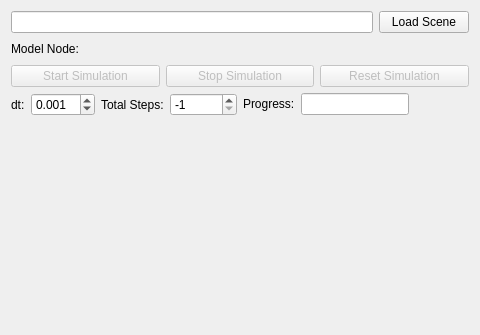
Slicer/SlicerSOFA, file SOFASceneLoader/Resources/UI/SOFASceneLoader.ui: the form before one commit.
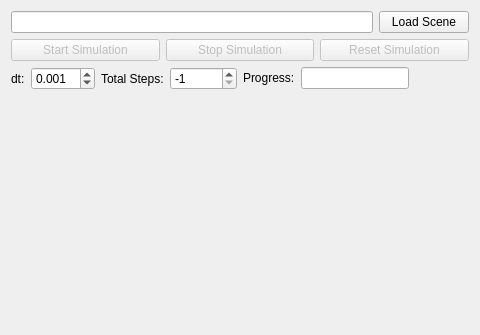
The form after the commit. Custom widgets are drawn as their Qt base class.

Commit message: Loading a simple scene is working !

Diff of the .ui file:
```diff
--- a/SOFASceneLoader/Resources/UI/SOFASceneLoader.ui
+++ b/SOFASceneLoader/Resources/UI/SOFASceneLoader.ui
@@ -44,79 +44,6 @@
        </item>
       </layout>
      </item>
-   <item>
-    <layout class="QFormLayout" name="formLayout_2">
-     <item row="0" column="0">
-      <widget class="QLabel" name="simulationModelNodeLabel">
-       <property name="text">
-        <string>Model Node:</string>
-       </property>
-      </widget>
-     </item>
-     <item row="0" column="1">
-      <layout class="QHBoxLayout" name="horizontalLayout_6">
-       <item>
-        <widget class="qMRMLNodeComboBox" name="SOFAMRMLModelNodeComboBox">
-         <property name="enabled">
-          <bool>true</bool>
-         </property>
-         <property name="nodeTypes">
-          <stringlist notr="true">
-           <string>vtkMRMLModelNode</string>
-          </stringlist>
-         </property>
-         <property name="showHidden">
-          <bool>false</bool>
-         </property>
-         <property name="hideChildNodeTypes">
-          <stringlist notr="true"/>
-         </property>
-         <property name="noneEnabled">
-          <bool>true</bool>
-         </property>
-         <property name="addEnabled">
-          <bool>false</bool>
-         </property>
-         <property name="removeEnabled">
-          <bool>false</bool>
-         </property>
-         <property name="editEnabled">
-          <bool>false</bool>
-         </property>
-         <property name="renameEnabled">
-          <bool>false</bool>
-         </property>
-         <property name="interactionNodeSingletonTag">
-          <string notr="true"/>
-         </property>
-         <property name="SlicerParameterName" stdset="0">
-          <string>modelNode</string>
-         </property>
-         <property name="SlicerDisableOnSimulation" stdset="0">
-          <bool>true</bool>
-         </property>
-        </widget>
-       </item>
-       <item>
-        <spacer name="horizontalSpacer">
-         <property name="orientation">
-          <enum>Qt::Horizontal</enum>
-         </property>
-         <property name="sizeType">
-          <enum>QSizePolicy::Minimum</enum>
-         </property>
-         <property name="sizeHint" stdset="0">
-          <size>
-           <width>31</width>
-           <height>20</height>
-          </size>
-         </property>
-        </spacer>
-       </item>
-      </layout>
-     </item>
-    </layout>
-   </item>
    <item>
     <layout class="QHBoxLayout" name="horizontalLayout_7">
      <item>
```
Left out of the diff: 21 changed lines with no effect on the pictures. The commit also changes 2 other files.
